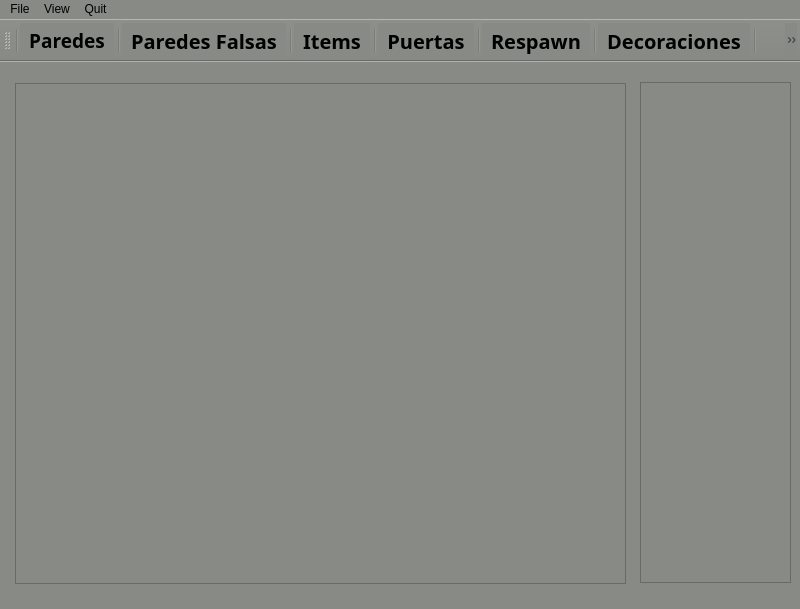
This is qt/editor/editor.ui in joaquinfontela/Wolfenstein-3D as Qt 5 draws it before an edit. The edited form follows.
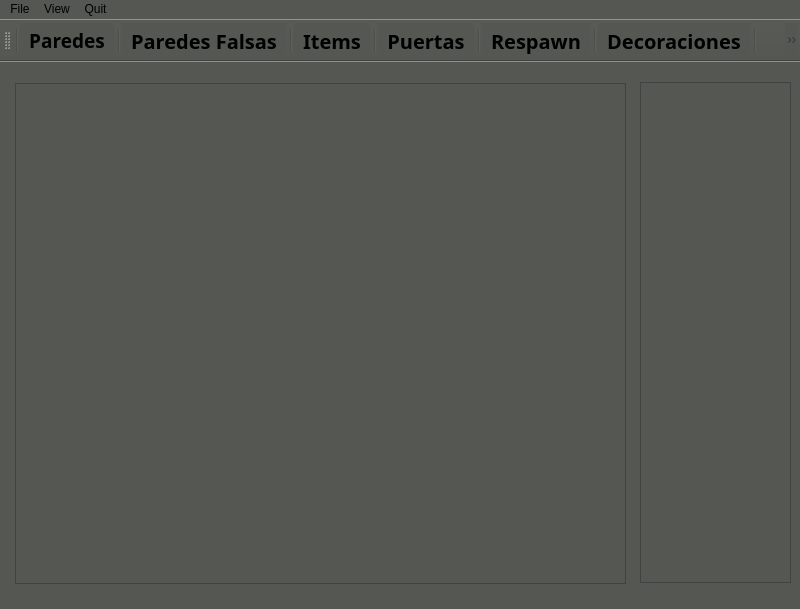
This is the edited form. Icons and pictures are not drawn.

Commit message: arreglo path editor

Diff of the .ui file:
```diff
--- a/qt/editor/editor.ui
+++ b/qt/editor/editor.ui
@@ -18,7 +18,7 @@
     <normaloff>logo/wolfestein_logo.png</normaloff>logo/wolfestein_logo.png</iconset>
   </property>
   <property name="styleSheet">
-   <string notr="true">background-color: rgb(136, 138, 133);</string>
+   <string notr="true">background-color: rgb(85, 87, 83);</string>
   </property>
   <widget class="QWidget" name="centralwidget">
    <widget class="QGraphicsView" name="graphics_tiles_container">
@@ -94,9 +94,9 @@
       <colorrole role="Button">
        <brush brushstyle="SolidPattern">
         <color alpha="255">
-         <red>136</red>
-         <green>138</green>
-         <blue>133</blue>
+         <red>85</red>
+         <green>87</green>
+         <blue>83</blue>
         </color>
        </brush>
       </colorrole>
@@ -166,18 +166,18 @@
       <colorrole role="Base">
        <brush brushstyle="SolidPattern">
         <color alpha="255">
-         <red>136</red>
-         <green>138</green>
-         <blue>133</blue>
+         <red>85</red>
+         <green>87</green>
+         <blue>83</blue>
         </color>
        </brush>
       </colorrole>
       <colorrole role="Window">
        <brush brushstyle="SolidPattern">
         <color alpha="255">
-         <red>136</red>
-         <green>138</green>
-         <blue>133</blue>
+         <red>85</red>
+         <green>87</green>
+         <blue>83</blue>
         </color>
        </brush>
       </colorrole>
@@ -217,6 +217,15 @@
         </color>
        </brush>
       </colorrole>
+      <colorrole role="PlaceholderText">
+       <brush brushstyle="NoBrush">
+        <color alpha="128">
+         <red>0</red>
+         <green>0</green>
+         <blue>0</blue>
+        </color>
+       </brush>
+      </colorrole>
      </active>
      <inactive>
       <colorrole role="WindowText">
@@ -231,9 +240,9 @@
       <colorrole role="Button">
        <brush brushstyle="SolidPattern">
         <color alpha="255">
-         <red>136</red>
-         <green>138</green>
-         <blue>133</blue>
+         <red>85</red>
+         <green>87</green>
+         <blue>83</blue>
         </color>
        </brush>
       </colorrole>
@@ -303,18 +312,18 @@
       <colorrole role="Base">
        <brush brushstyle="SolidPattern">
         <color alpha="255">
-         <red>136</red>
-         <green>138</green>
-         <blue>133</blue>
+         <red>85</red>
+         <green>87</green>
+         <blue>83</blue>
         </color>
        </brush>
       </colorrole>
       <colorrole role="Window">
        <brush brushstyle="SolidPattern">
         <color alpha="255">
-         <red>136</red>
-         <green>138</green>
-         <blue>133</blue>
+         <red>85</red>
+         <green>87</green>
+         <blue>83</blue>
         </color>
        </brush>
       </colorrole>
@@ -354,6 +363,15 @@
         </color>
        </brush>
       </colorrole>
+      <colorrole role="PlaceholderText">
+       <brush brushstyle="NoBrush">
+        <color alpha="128">
+         <red>0</red>
+         <green>0</green>
+         <blue>0</blue>
+        </color>
+       </brush>
+      </colorrole>
      </inactive>
      <disabled>
       <colorrole role="WindowText">
@@ -368,9 +386,9 @@
       <colorrole role="Button">
        <brush brushstyle="SolidPattern">
         <color alpha="255">
-         <red>136</red>
-         <green>138</green>
-         <blue>133</blue>
+         <red>85</red>
+         <green>87</green>
+         <blue>83</blue>
         </color>
        </brush>
       </colorrole>
@@ -440,18 +458,18 @@
       <colorrole role="Base">
        <brush brushstyle="SolidPattern">
         <color alpha="255">
-         <red>136</red>
-         <green>138</green>
-         <blue>133</blue>
+         <red>85</red>
+         <green>87</green>
+         <blue>83</blue>
         </color>
        </brush>
       </colorrole>
       <colorrole role="Window">
        <brush brushstyle="SolidPattern">
         <color alpha="255">
-         <red>136</red>
-         <green>138</green>
-         <blue>133</blue>
+         <red>85</red>
+         <green>87</green>
+         <blue>83</blue>
         </color>
        </brush>
       </colorrole>
@@ -491,6 +509,15 @@
         </color>
        </brush>
       </colorrole>
+      <colorrole role="PlaceholderText">
+       <brush brushstyle="NoBrush">
+        <color alpha="128">
+         <red>0</red>
+         <green>0</green>
+         <blue>0</blue>
+        </color>
+       </brush>
+      </colorrole>
      </disabled>
     </palette>
    </property>
@@ -525,6 +552,7 @@
    <addaction name="actionDecoraciones"/>
    <addaction name="separator"/>
    <addaction name="actionBorrador"/>
+   <addaction name="separator"/>
   </widget>
   <action name="actionNew">
    <property name="icon">
```
The commit also changes 30 other files.
